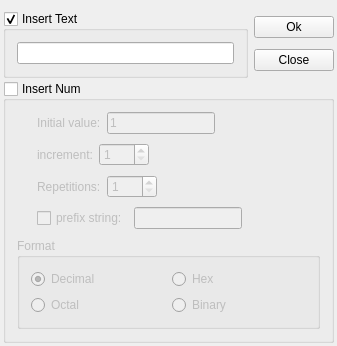
This is src/columnedit.ui in cxasm/notepad-- as Qt 5 draws it before an edit. The edited form follows.
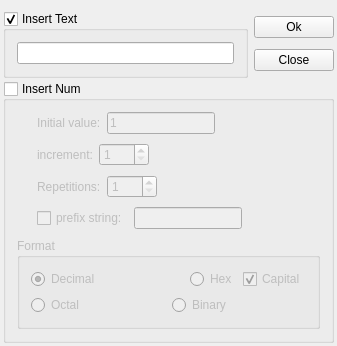
This is the edited form. Icons and pictures are not drawn.

Diff of the .ui file:
```diff
--- a/src/columnedit.ui
+++ b/src/columnedit.ui
@@ -260,6 +260,19 @@
              </property>
             </widget>
            </item>
+           <item>
+            <spacer name="horizontalSpacer_5">
+             <property name="orientation">
+              <enum>Qt::Horizontal</enum>
+             </property>
+             <property name="sizeHint" stdset="0">
+              <size>
+               <width>40</width>
+               <height>20</height>
+              </size>
+             </property>
+            </spacer>
+           </item>
            <item>
             <widget class="QRadioButton" name="is16">
              <property name="text">
@@ -267,6 +280,19 @@
              </property>
             </widget>
            </item>
+           <item>
+            <widget class="QCheckBox" name="capital">
+             <property name="enabled">
+              <bool>false</bool>
+             </property>
+             <property name="text">
+              <string>Capital</string>
+             </property>
+             <property name="checked">
+              <bool>true</bool>
+             </property>
+            </widget>
+           </item>
           </layout>
          </item>
          <item>
```
Left out of the diff: 6 changed lines with no effect on the pictures.
